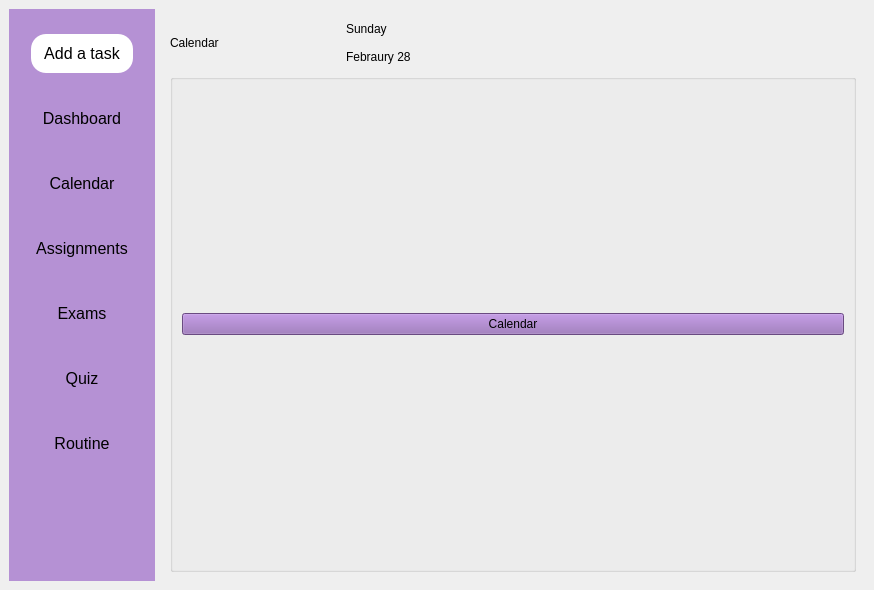
Before: the Qt Designer form mainwindow.ui in aveens13/KU-Planner, drawn with Qt 5.
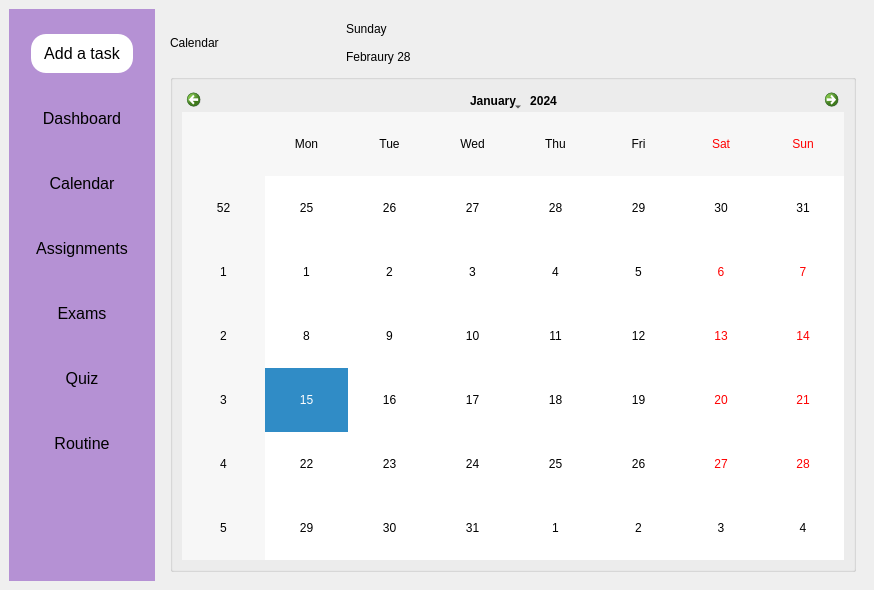
After: the same form once the commit is applied. The open tabs and pages were chosen to show the change. Icons and pictures are not drawn.

Diff of the .ui file:
```diff
--- a/mainwindow.ui
+++ b/mainwindow.ui
@@ -552,6 +552,9 @@
            </layout>
           </widget>
           <widget class="QWidget" name="calendar">
+           <property name="styleSheet">
+            <string notr="true">color:black;</string>
+           </property>
            <layout class="QVBoxLayout" name="verticalLayout_14" stretch="1,10">
             <item>
              <layout class="QHBoxLayout" name="horizontalLayout_5" stretch="2,6">
@@ -594,11 +597,7 @@
                 </property>
                 <layout class="QVBoxLayout" name="verticalLayout_16">
                  <item>
-                  <widget class="QPushButton" name="pushButton_8">
-                   <property name="text">
-                    <string>Calendar</string>
-                   </property>
-                  </widget>
+                  <widget class="QCalendarWidget" name="calendarWidget"/>
                  </item>
                 </layout>
                </widget>
```
Left out of the diff: 3 changed lines with no effect on the pictures.
